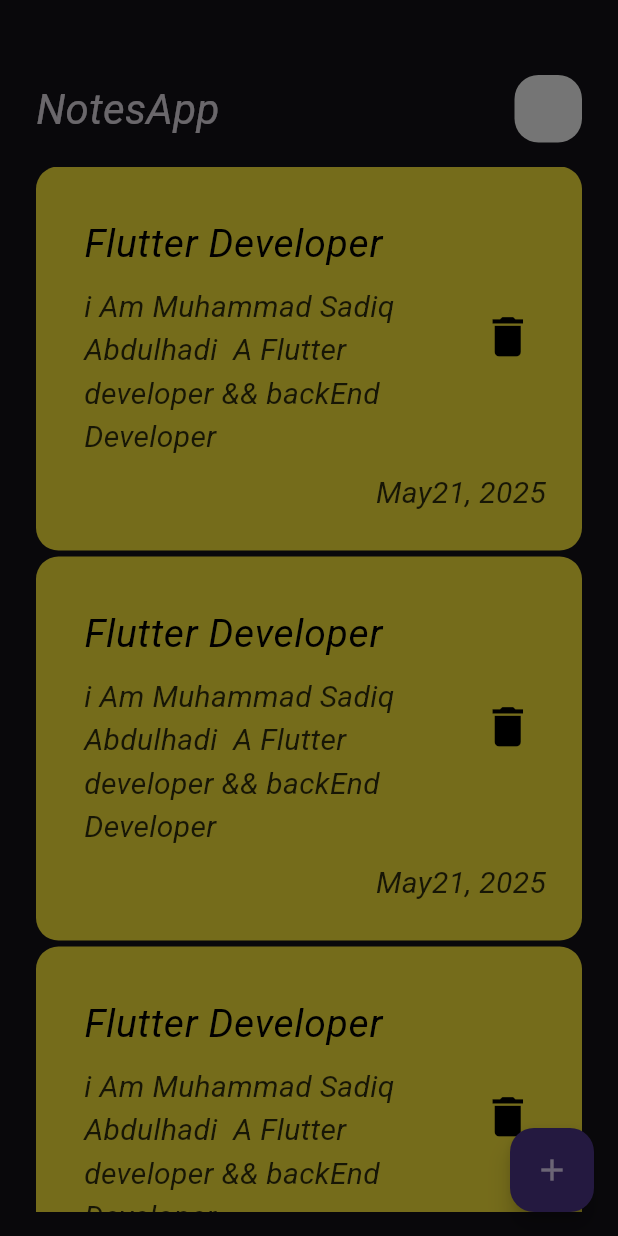
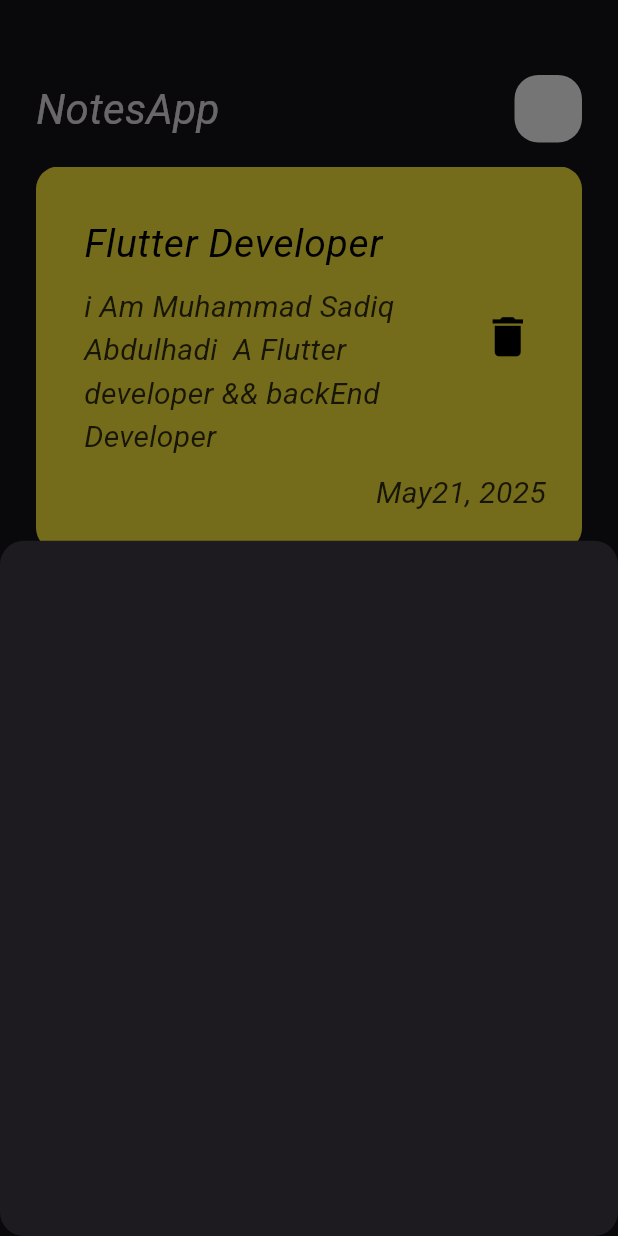
Before and after one commit to mohamedseedk908/NotesApp, a Flutter app: the screen it shows after launch, after a tap on the "add" icon, on a phone screen of 412 x 824 dp. Run offline on Flutter 3.47's test engine with Material 3 defaults, Android fonts, the phone set to English and light mode, and no system bars.

```diff
--- a/lib/views/widgets/add_notes_button_sheet.dart
+++ b/lib/views/widgets/add_notes_button_sheet.dart
@@ -5,12 +5,6 @@ class AddNotesButtonSheet extends StatelessWidget {
 
   @override
   Widget build(BuildContext context) {
-    return Container(
-      child: Column(
-        children: [
-
-        ],
-      ),
-    );
+    return Container();
   }
 }
```
